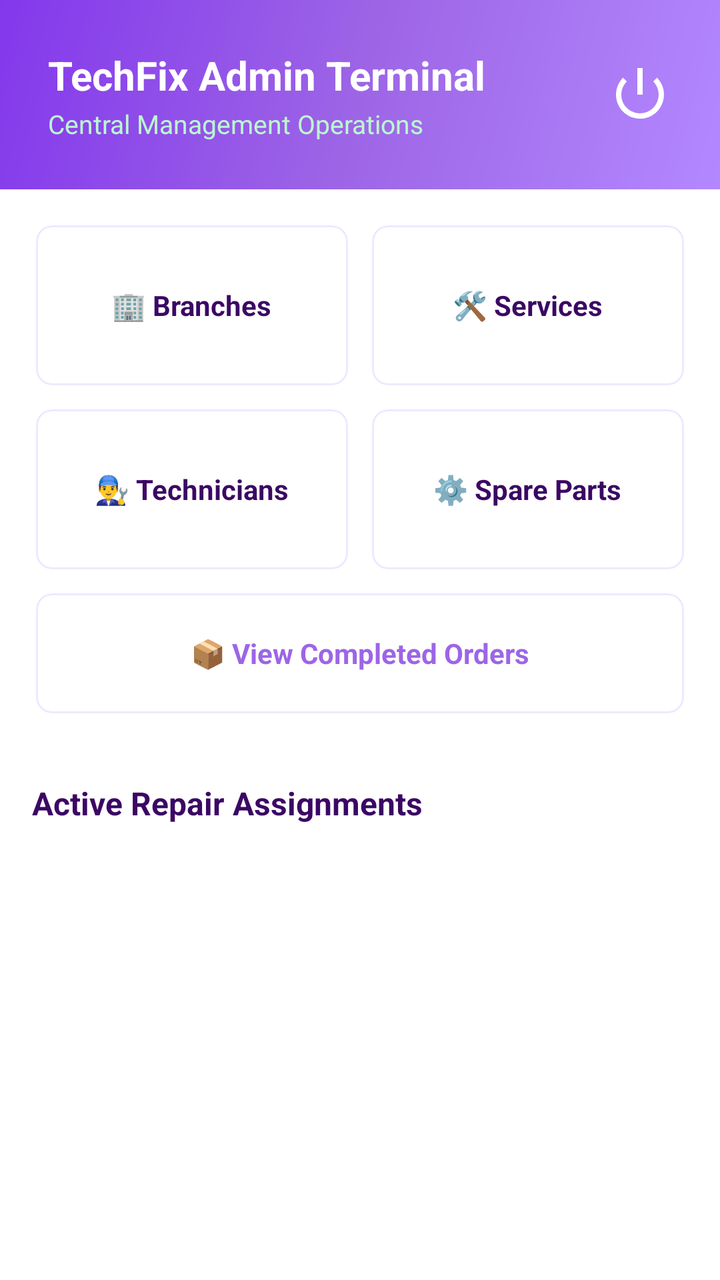
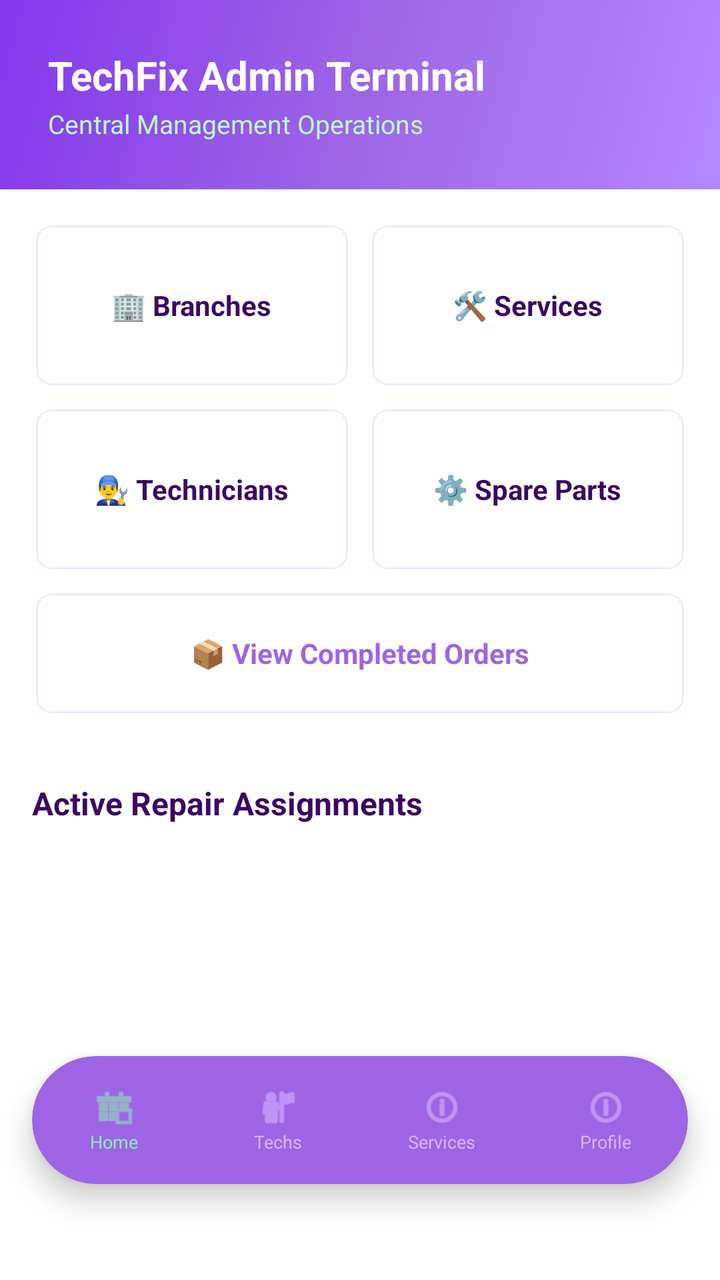

Before-and-after screenshots of an Android layout around one commit, followed by the original layout XML and the change that was made.
<!-- AndroidManifest.xml: application theme Theme.TechFix -->
<!-- res/layout/activity_admin_dashboard.xml -->
<?xml version="1.0" encoding="utf-8"?>
<androidx.constraintlayout.widget.ConstraintLayout 
    xmlns:android="http://schemas.android.com/apk/res/android"
    xmlns:app="http://schemas.android.com/apk/res-auto"
    xmlns:tools="http://schemas.android.com/tools"
    android:layout_width="match_parent"
    android:layout_height="match_parent"
    android:background="@color/surfaceColor"
    tools:context="com.techfix.app.admin.AdminDashboardActivity">

    
    <RelativeLayout
        android:id="@+id/headerBar"
        android:layout_width="match_parent"
        android:layout_height="wrap_content"
        android:background="@drawable/gradient_primary"
        android:padding="24dp"
        app:layout_constraintTop_toTopOf="parent">

        <TextView
            android:id="@+id/adminTitleText"
            android:layout_width="wrap_content"
            android:layout_height="wrap_content"
            android:text="TechFix Admin Terminal"
            android:textSize="20sp"
            android:textStyle="bold"
            android:textColor="@color/white" />

        <TextView
            android:id="@+id/adminSubtitleText"
            android:layout_width="wrap_content"
            android:layout_height="wrap_content"
            android:text="Central Management Operations"
            android:textSize="13sp"
            android:textColor="@color/secondaryLightColor"
            android:layout_below="@id/adminTitleText"
            android:layout_marginTop="2dp" />

        <ImageView
            android:id="@+id/adminLogoutIcon"
            android:layout_width="32dp"
            android:layout_height="32dp"
            android:layout_alignParentEnd="true"
            android:layout_centerVertical="true"
            android:src="@android:drawable/ic_lock_power_off"
            android:contentDescription="Log Out"
            app:tint="@color/white" />
    </RelativeLayout>

    
    <GridLayout
        android:id="@+id/crudGrid"
        android:layout_width="match_parent"
        android:layout_height="wrap_content"
        android:columnCount="2"
        android:rowCount="3"
        android:padding="12dp"
        app:layout_constraintTop_toBottomOf="@id/headerBar">

        
        <com.google.android.material.card.MaterialCardView
            android:id="@+id/cardManageBranches"
            android:layout_width="0dp"
            android:layout_height="80dp"
            android:layout_columnWeight="1"
            android:layout_margin="6dp"
            app:cardCornerRadius="8dp"
            app:strokeWidth="1dp"
            app:strokeColor="@color/dividerColor">
            <LinearLayout
                android:layout_width="match_parent"
                android:layout_height="match_parent"
                android:gravity="center"
                android:orientation="vertical">
                <TextView
                    android:layout_width="wrap_content"
                    android:layout_height="wrap_content"
                    android:text="🏢 Branches"
                    android:textSize="14sp"
                    android:textStyle="bold"
                    android:textColor="@color/textPrimary" />
            </LinearLayout>
        </com.google.android.material.card.MaterialCardView>

        
        <com.google.android.material.card.MaterialCardView
            android:id="@+id/cardManageServices"
            android:layout_width="0dp"
            android:layout_height="80dp"
            android:layout_columnWeight="1"
            android:layout_margin="6dp"
            app:cardCornerRadius="8dp"
            app:strokeWidth="1dp"
            app:strokeColor="@color/dividerColor">
            <LinearLayout
                android:layout_width="match_parent"
                android:layout_height="match_parent"
                android:gravity="center"
                android:orientation="vertical">
                <TextView
                    android:layout_width="wrap_content"
                    android:layout_height="wrap_content"
                    android:text="🛠️ Services"
                    android:textSize="14sp"
                    android:textStyle="bold"
                    android:textColor="@color/textPrimary" />
            </LinearLayout>
        </com.google.android.material.card.MaterialCardView>

        
        <com.google.android.material.card.MaterialCardView
            android:id="@+id/cardManageTechnicians"
            android:layout_width="0dp"
            android:layout_height="80dp"
            android:layout_columnWeight="1"
            android:layout_margin="6dp"
            app:cardCornerRadius="8dp"
            app:strokeWidth="1dp"
            app:strokeColor="@color/dividerColor">
            <LinearLayout
                android:layout_width="match_parent"
                android:layout_height="match_parent"
                android:gravity="center"
                android:orientation="vertical">
                <TextView
                    android:layout_width="wrap_content"
                    android:layout_height="wrap_content"
                    android:text="👨‍🔧 Technicians"
                    android:textSize="14sp"
                    android:textStyle="bold"
                    android:textColor="@color/textPrimary" />
            </LinearLayout>
        </com.google.android.material.card.MaterialCardView>

        
        <com.google.android.material.card.MaterialCardView
            android:id="@+id/cardManageParts"
            android:layout_width="0dp"
            android:layout_height="80dp"
            android:layout_columnWeight="1"
            android:layout_margin="6dp"
            app:cardCornerRadius="8dp"
            app:strokeWidth="1dp"
            app:strokeColor="@color/dividerColor">
            <LinearLayout
                android:layout_width="match_parent"
                android:layout_height="match_parent"
                android:gravity="center"
                android:orientation="vertical">
                <TextView
                    android:layout_width="wrap_content"
                    android:layout_height="wrap_content"
                    android:text="⚙️ Spare Parts"
                    android:textSize="14sp"
                    android:textStyle="bold"
                    android:textColor="@color/textPrimary" />
            </LinearLayout>
        </com.google.android.material.card.MaterialCardView>

        
        <com.google.android.material.card.MaterialCardView
            android:id="@+id/cardCompletedOrders"
            android:layout_width="match_parent"
            android:layout_height="60dp"
            android:layout_columnSpan="2"
            android:layout_margin="6dp"
            app:cardCornerRadius="8dp"
            app:strokeWidth="1dp"
            app:strokeColor="@color/dividerColor">
            <LinearLayout
                android:layout_width="match_parent"
                android:layout_height="match_parent"
                android:gravity="center"
                android:orientation="horizontal">
                <TextView
                    android:layout_width="wrap_content"
                    android:layout_height="wrap_content"
                    android:text="📦 View Completed Orders"
                    android:textSize="14sp"
                    android:textStyle="bold"
                    android:textColor="@color/primaryColor" />
            </LinearLayout>
        </com.google.android.material.card.MaterialCardView>
    </GridLayout>

    
    <TextView
        android:id="@+id/adminListTitle"
        android:layout_width="wrap_content"
        android:layout_height="wrap_content"
        android:text="Active Repair Assignments"
        android:textSize="16sp"
        android:textStyle="bold"
        android:textColor="@color/textPrimary"
        android:layout_margin="16dp"
        app:layout_constraintTop_toBottomOf="@id/crudGrid"
        app:layout_constraintStart_toStartOf="parent" />

    
    <androidx.recyclerview.widget.RecyclerView
        android:id="@+id/adminRecyclerView"
        android:layout_width="match_parent"
        android:layout_height="0dp"
        android:layout_marginTop="8dp"
        app:layout_constraintTop_toBottomOf="@id/adminListTitle"
        app:layout_constraintBottom_toBottomOf="parent"
        tools:listitem="@android:layout/simple_list_item_2" />

    
    <TextView
        android:id="@+id/noAdminJobsText"
        android:layout_width="wrap_content"
        android:layout_height="wrap_content"
        android:text="No repair tickets registered in the database."
        android:textColor="@color/textSecondary"
        android:textSize="14sp"
        android:visibility="gone"
        app:layout_constraintTop_toTopOf="parent"
        app:layout_constraintBottom_toBottomOf="parent"
        app:layout_constraintStart_toStartOf="parent"
        app:layout_constraintEnd_toEndOf="parent" />

</androidx.constraintlayout.widget.ConstraintLayout>
<!-- resources referenced by this layout -->
<resources>
  <color name="dividerColor">#EDE9FE</color>
  <color name="primaryColor">#9D65E6</color>
  <color name="secondaryLightColor">#BBF7D0</color>
  <color name="surfaceColor">#FFFFFF</color>
  <color name="textPrimary">#3B0764</color>
  <color name="textSecondary">#8B5CF6</color>
  <color name="white">#FFFFFFFF</color>
  <!-- drawable gradient_primary (drawable) -->
  <?xml version="1.0" encoding="utf-8"?>
  <shape xmlns:android="http://schemas.android.com/apk/res/android"
      android:shape="rectangle">
      <gradient
          android:angle="135"
          android:startColor="#B388FF"
          android:centerColor="#9D65E6"
          android:endColor="#8338EC"
          android:type="linear" />
  </shape>
  <style name="Theme.TechFix" parent="Base.Theme.TechFix" />
  <style name="Base.Theme.TechFix" parent="Theme.Material3.DayNight.NoActionBar">
          
          <item name="colorPrimary">@color/primaryColor</item>
          <item name="colorPrimaryDark">@color/primaryDarkColor</item>
          <item name="colorSecondary">@color/secondaryColor</item>
          <item name="colorError">@color/errorColor</item>
          
          
          <item name="android:windowBackground">@color/backgroundColor</item>
          <item name="colorSurface">@color/surfaceColor</item>
          <item name="colorOnPrimary">@color/white</item>
          <item name="colorOnSecondary">@color/white</item>
      </style>
  <color name="primaryDarkColor">#6D28D9</color>
  <color name="secondaryColor">#8DE8B5</color>
  <color name="errorColor">#EF4444</color>
  <color name="backgroundColor">#F7F2FE</color>
</resources>

<!-- the commit's change to res/layout/activity_admin_dashboard.xml (unified diff, before → after) -->
@@ -44,7 +44,8 @@
             android:layout_centerVertical="true"
             android:src="@android:drawable/ic_lock_power_off"
             android:contentDescription="Log Out"
-            app:tint="@color/white" />
+            app:tint="@color/white"
+            android:visibility="gone" />
     </RelativeLayout>
 
     
@@ -203,7 +204,7 @@
         android:layout_height="0dp"
         android:layout_marginTop="8dp"
         app:layout_constraintTop_toBottomOf="@id/adminListTitle"
-        app:layout_constraintBottom_toBottomOf="parent"
+        app:layout_constraintBottom_toTopOf="@id/adminBottomNavigationCard"
         tools:listitem="@android:layout/simple_list_item_2" />
 
     
@@ -220,4 +221,119 @@
         app:layout_constraintStart_toStartOf="parent"
         app:layout_constraintEnd_toEndOf="parent" />
 
+    
+    <com.google.android.material.card.MaterialCardView
+        android:id="@+id/adminBottomNavigationCard"
+        android:layout_width="match_parent"
+        android:layout_height="64dp"
+        android:layout_marginHorizontal="16dp"
+        android:layout_marginTop="16dp"
+        android:layout_marginBottom="48dp"
+        app:cardCornerRadius="32dp"
+        app:cardElevation="8dp"
+        app:cardBackgroundColor="@color/primaryColor"
+        app:strokeWidth="0dp"
+        app:layout_constraintBottom_toBottomOf="parent">
+        
+        <LinearLayout
+            android:layout_width="match_parent"
+            android:layout_height="match_parent"
+            android:orientation="horizontal"
+            android:gravity="center_vertical">
+            
+            
+            <LinearLayout
+                android:id="@+id/navAdminHome"
+                android:layout_width="0dp"
+                android:layout_height="match_parent"
+                android:layout_weight="1"
+                android:gravity="center"
+                android:orientation="vertical">
+                <ImageView
+                    android:id="@+id/imgNavAdminHome"
+                    android:layout_width="22dp"
+                    android:layout_height="22dp"
+                    android:src="@android:drawable/ic_menu_today"
+                    app:tint="@color/secondaryColor" />
+                <TextView
+                    android:id="@+id/txtNavAdminHome"
+                    android:layout_width="wrap_content"
+                    android:layout_height="wrap_content"
+                    android:text="Home"
+                    android:textSize="9sp"
+                    android:textColor="@color/secondaryColor" />
+            </LinearLayout>
+
+            
+            <LinearLayout
+                android:id="@+id/navAdminTechs"
+                android:layout_width="0dp"
+                android:layout_height="match_parent"
+                android:layout_weight="1"
+                android:gravity="center"
+                android:orientation="vertical">
+                <ImageView
+                    android:id="@+id/imgNavAdminTechs"
+                    android:layout_width="22dp"
+                    android:layout_height="22dp"
+                    android:src="@android:drawable/ic_menu_myplaces"
+                    app:tint="@color/primaryLightColor" />
+                <TextView
+                    android:id="@+id/txtNavAdminTechs"
+                    android:layout_width="wrap_content"
+                    android:layout_height="wrap_content"
+                    android:text="Techs"
+                    android:textSize="9sp"
+                    android:textColor="@color/primaryLightColor" />
+            </LinearLayout>
+
+            
+            <LinearLayout
+                android:id="@+id/navAdminServices"
+                android:layout_width="0dp"
+                android:layout_height="match_parent"
+                android:layout_weight="1"
+                android:gravity="center"
+                android:orientation="vertical">
+                <ImageView
+                    android:id="@+id/imgNavAdminServices"
+                    android:layout_width="22dp"
+                    android:layout_height="22dp"
+                    android:src="@android:drawable/ic_menu_info_details"
+                    app:tint="@color/primaryLightColor" />
+                <TextView
+                    android:id="@+id/txtNavAdminServices"
+                    android:layout_width="wrap_content"
+                    android:layout_height="wrap_content"
+                    android:text="Services"
+                    android:textSize="9sp"
+                    android:textColor="@color/primaryLightColor" />
+            </LinearLayout>
+
+            
+            <LinearLayout
+                android:id="@+id/navAdminProfile"
+                android:layout_width="0dp"
+                android:layout_height="match_parent"
+                android:layout_weight="1"
+                android:gravity="center"
+                android:orientation="vertical">
+                <ImageView
+                    android:id="@+id/imgNavAdminProfile"
+                    android:layout_width="22dp"
+                    android:layout_height="22dp"
+                    android:src="@android:drawable/ic_menu_info_details"
+                    app:tint="@color/primaryLightColor" />
+                <TextView
+                    android:id="@+id/txtNavAdminProfile"
+                    android:layout_width="wrap_content"
+                    android:layout_height="wrap_content"
+                    android:text="Profile"
+                    android:textSize="9sp"
+                    android:textColor="@color/primaryLightColor" />
+            </LinearLayout>
+            
+        </LinearLayout>
+    </com.google.android.material.card.MaterialCardView>
+
 </androidx.constraintlayout.widget.ConstraintLayout>
<!-- resource entries referenced after the edit -->
@@ -2,6 +2,8 @@
 <resources>
   <color name="dividerColor">#EDE9FE</color>
   <color name="primaryColor">#9D65E6</color>
+  <color name="primaryLightColor">#D8B4FE</color>
+  <color name="secondaryColor">#8DE8B5</color>
   <color name="secondaryLightColor">#BBF7D0</color>
   <color name="surfaceColor">#FFFFFF</color>
   <color name="textPrimary">#3B0764</color>
@@ -33,7 +35,6 @@
           <item name="colorOnSecondary">@color/white</item>
       </style>
   <color name="primaryDarkColor">#6D28D9</color>
-  <color name="secondaryColor">#8DE8B5</color>
   <color name="errorColor">#EF4444</color>
   <color name="backgroundColor">#F7F2FE</color>
 </resources>
